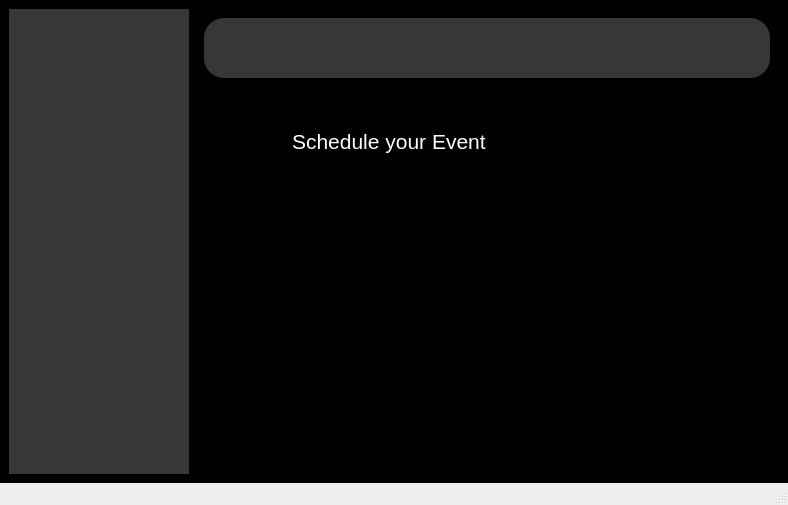
First picture: the form in helpcenter.ui, repository Prabin-63/EMS, before the edit.
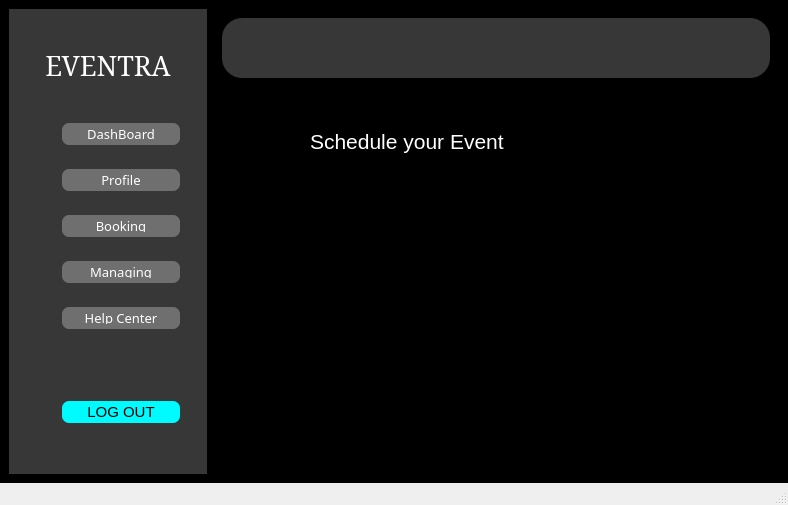
Second picture: the form after the edit. Icons and pictures are not drawn.

```diff
--- a/helpcenter.ui
+++ b/helpcenter.ui
@@ -38,6 +38,581 @@
          <string notr="true">background-color:rgb(55,55,55);
 </string>
         </property>
+        <layout class="QVBoxLayout" name="verticalLayout_6">
+         <item>
+          <widget class="QWidget" name="LeftSidebar" native="true">
+           <property name="sizePolicy">
+            <sizepolicy hsizetype="Fixed" vsizetype="Preferred">
+             <horstretch>0</horstretch>
+             <verstretch>0</verstretch>
+            </sizepolicy>
+           </property>
+           <property name="minimumSize">
+            <size>
+             <width>180</width>
+             <height>0</height>
+            </size>
+           </property>
+           <property name="styleSheet">
+            <string notr="true">QWidget{
+	background-color: rgb(55, 55, 55);
+}</string>
+           </property>
+           <layout class="QVBoxLayout" name="verticalLayout_7">
+            <item>
+             <layout class="QVBoxLayout" name="verticalLayout_8">
+              <item>
+               <widget class="QLabel" name="label_8">
+                <property name="font">
+                 <font>
+                  <family>SimSun</family>
+                  <pointsize>20</pointsize>
+                 </font>
+                </property>
+                <property name="styleSheet">
+                 <string notr="true">QLabel{
+padding-top:20px;
+color:white;
+}</string>
+                </property>
+                <property name="text">
+                 <string>EVENTRA</string>
+                </property>
+                <property name="alignment">
+                 <set>Qt::AlignmentFlag::AlignCenter</set>
+                </property>
+               </widget>
+              </item>
+             </layout>
+            </item>
+            <item>
+             <spacer name="verticalSpacer">
+              <property name="orientation">
+               <enum>Qt::Orientation::Vertical</enum>
+              </property>
+              <property name="sizeHint" stdset="0">
+               <size>
+                <width>20</width>
+                <height>40</height>
+               </size>
+              </property>
+             </spacer>
+            </item>
+            <item>
+             <widget class="QWidget" name="widget_9" native="true">
+              <property name="sizePolicy">
+               <sizepolicy hsizetype="Preferred" vsizetype="Fixed">
+                <horstretch>0</horstretch>
+                <verstretch>0</verstretch>
+               </sizepolicy>
+              </property>
+              <property name="minimumSize">
+               <size>
+                <width>0</width>
+                <height>40</height>
+               </size>
+              </property>
+              <layout class="QHBoxLayout" name="horizontalLayout_11">
+               <item>
+                <layout class="QHBoxLayout" name="horizontalLayout_12">
+                 <item>
+                  <widget class="QLabel" name="label_9">
+                   <property name="sizePolicy">
+                    <sizepolicy hsizetype="Fixed" vsizetype="Fixed">
+                     <horstretch>0</horstretch>
+                     <verstretch>0</verstretch>
+                    </sizepolicy>
+                   </property>
+                   <property name="minimumSize">
+                    <size>
+                     <width>20</width>
+                     <height>20</height>
+                    </size>
+                   </property>
+                   <property name="maximumSize">
+                    <size>
+                     <width>20</width>
+                     <height>20</height>
+                    </size>
+                   </property>
+                   <property name="text">
+                    <string/>
+                   </property>
+                   <property name="pixmap">
+                    <pixmap resource="resources.qrc">:/resources/icons8-dashboard-50.png</pixmap>
+                   </property>
+                   <property name="scaledContents">
+                    <bool>true</bool>
+                   </property>
+                  </widget>
+                 </item>
+                 <item>
+                  <widget class="QPushButton" name="dashboard_2">
+                   <property name="font">
+                    <font>
+                     <family>Segoe Fluent Icons</family>
+                     <pointsize>10</pointsize>
+                    </font>
+                   </property>
+                   <property name="styleSheet">
+                    <string notr="true">QPushButton{
+color:white;
+	background-color: rgb(111, 111, 111);
+padding:5px;
+border:none;
+border-radius:7px;
+}
+QPushButton:hover{
+	background-color: rgb(188, 0, 188);
+}</string>
+                   </property>
+                   <property name="text">
+                    <string>DashBoard</string>
+                   </property>
+                  </widget>
+                 </item>
+                </layout>
+               </item>
+              </layout>
+             </widget>
+            </item>
+            <item>
+             <widget class="QWidget" name="widget_10" native="true">
+              <property name="sizePolicy">
+               <sizepolicy hsizetype="Preferred" vsizetype="Fixed">
+                <horstretch>0</horstretch>
+                <verstretch>0</verstretch>
+               </sizepolicy>
+              </property>
+              <property name="minimumSize">
+               <size>
+                <width>0</width>
+                <height>40</height>
+               </size>
+              </property>
+              <layout class="QHBoxLayout" name="horizontalLayout_13">
+               <item>
+                <layout class="QHBoxLayout" name="horizontalLayout_14">
+                 <item>
+                  <widget class="QLabel" name="label_10">
+                   <property name="sizePolicy">
+                    <sizepolicy hsizetype="Fixed" vsizetype="Fixed">
+                     <horstretch>0</horstretch>
+                     <verstretch>0</verstretch>
+                    </sizepolicy>
+                   </property>
+                   <property name="minimumSize">
+                    <size>
+                     <width>20</width>
+                     <height>20</height>
+                    </size>
+                   </property>
+                   <property name="maximumSize">
+                    <size>
+                     <width>20</width>
+                     <height>20</height>
+                    </size>
+                   </property>
+                   <property name="text">
+                    <string/>
+                   </property>
+                   <property name="pixmap">
+                    <pixmap resource="resources.qrc">:/resources/icons8-profile-48.png</pixmap>
+                   </property>
+                   <property name="scaledContents">
+                    <bool>true</bool>
+                   </property>
+                  </widget>
+                 </item>
+                 <item>
+                  <widget class="QPushButton" name="Profile_2">
+                   <property name="font">
+                    <font>
+                     <family>Segoe Fluent Icons</family>
+                     <pointsize>10</pointsize>
+                    </font>
+                   </property>
+                   <property name="styleSheet">
+                    <string notr="true">QPushButton{
+color:white;
+	background-color: rgb(111, 111, 111);
+padding:5px;
+border:none;
+border-radius:7px;
+}
+QPushButton:hover{
+	background-color: rgb(188, 0, 188);
+}</string>
+                   </property>
+                   <property name="text">
+                    <string>Profile</string>
+                   </property>
+                  </widget>
+                 </item>
+                </layout>
+               </item>
+              </layout>
+             </widget>
+            </item>
+            <item>
+             <widget class="QWidget" name="widget_11" native="true">
+              <property name="sizePolicy">
+               <sizepolicy hsizetype="Preferred" vsizetype="Fixed">
+                <horstretch>0</horstretch>
+                <verstretch>0</verstretch>
+               </sizepolicy>
+              </property>
+              <property name="minimumSize">
+               <size>
+                <width>0</width>
+                <height>40</height>
+               </size>
+              </property>
+              <layout class="QHBoxLayout" name="horizontalLayout_15">
+               <item>
+                <layout class="QHBoxLayout" name="horizontalLayout_16">
+                 <item>
+                  <widget class="QLabel" name="label_11">
+                   <property name="sizePolicy">
+                    <sizepolicy hsizetype="Fixed" vsizetype="Fixed">
+                     <horstretch>0</horstretch>
+                     <verstretch>0</verstretch>
+                    </sizepolicy>
+                   </property>
+                   <property name="minimumSize">
+                    <size>
+                     <width>20</width>
+                     <height>20</height>
+                    </size>
+                   </property>
+                   <property name="maximumSize">
+                    <size>
+                     <width>20</width>
+                     <height>20</height>
+                    </size>
+                   </property>
+                   <property name="text">
+                    <string/>
+                   </property>
+                   <property name="pixmap">
+                    <pixmap resource="resources.qrc">:/resources/icons8-booking-48.png</pixmap>
+                   </property>
+                   <property name="scaledContents">
+                    <bool>true</bool>
+                   </property>
+                  </widget>
+                 </item>
+                 <item>
+                  <widget class="QPushButton" name="Booking">
+                   <property name="font">
+                    <font>
+                     <family>Segoe Fluent Icons</family>
+                     <pointsize>10</pointsize>
+                    </font>
+                   </property>
+                   <property name="styleSheet">
+                    <string notr="true">QPushButton{
+color:white;
+	background-color: rgb(111, 111, 111);
+padding:5px;
+border:none;
+border-radius:7px;
+}
+QPushButton:hover{
+	background-color: rgb(188, 0, 188);
+}</string>
+                   </property>
+                   <property name="text">
+                    <string>Booking</string>
+                   </property>
+                  </widget>
+                 </item>
+                </layout>
+               </item>
+              </layout>
+             </widget>
+            </item>
+            <item>
+             <widget class="QWidget" name="widget_12" native="true">
+              <property name="sizePolicy">
+               <sizepolicy hsizetype="Preferred" vsizetype="Fixed">
+                <horstretch>0</horstretch>
+                <verstretch>0</verstretch>
+               </sizepolicy>
+              </property>
+              <property name="minimumSize">
+               <size>
+                <width>0</width>
+                <height>40</height>
+               </size>
+              </property>
+              <layout class="QHBoxLayout" name="horizontalLayout_17">
+               <item>
+                <layout class="QHBoxLayout" name="horizontalLayout_18">
+                 <item>
+                  <widget class="QLabel" name="label_12">
+                   <property name="sizePolicy">
+                    <sizepolicy hsizetype="Fixed" vsizetype="Fixed">
+                     <horstretch>0</horstretch>
+                     <verstretch>0</verstretch>
+                    </sizepolicy>
+                   </property>
+                   <property name="minimumSize">
+                    <size>
+                     <width>20</width>
+                     <height>20</height>
+                    </size>
+                   </property>
+                   <property name="maximumSize">
+                    <size>
+                     <width>20</width>
+                     <height>20</height>
+                    </size>
+                   </property>
+                   <property name="text">
+                    <string/>
+                   </property>
+                   <property name="pixmap">
+                    <pixmap resource="resources.qrc">:/resources/icons8-hierarchy-48.png</pixmap>
+                   </property>
+                   <property name="scaledContents">
+                    <bool>true</bool>
+                   </property>
+                  </widget>
+                 </item>
+                 <item>
+                  <widget class="QPushButton" name="Managing">
+                   <property name="font">
+                    <font>
+                     <family>Segoe Fluent Icons</family>
+                     <pointsize>10</pointsize>
+                    </font>
+                   </property>
+                   <property name="styleSheet">
+                    <string notr="true">QPushButton{
+color:white;
+	background-color: rgb(111, 111, 111);
+padding:5px;
+border:none;
+border-radius:7px;
+}
+QPushButton:hover{
+	background-color: rgb(188, 0, 188);
+}</string>
+                   </property>
+                   <property name="text">
+                    <string>Managing</string>
+                   </property>
+                  </widget>
+                 </item>
+                </layout>
+               </item>
+              </layout>
+             </widget>
+            </item>
+            <item>
+             <widget class="QWidget" name="widget_13" native="true">
+              <property name="sizePolicy">
+               <sizepolicy hsizetype="Preferred" vsizetype="Fixed">
+                <horstretch>0</horstretch>
+                <verstretch>0</verstretch>
+               </sizepolicy>
+              </property>
+              <property name="minimumSize">
+               <size>
+                <width>0</width>
+                <height>40</height>
+               </size>
+              </property>
+              <layout class="QHBoxLayout" name="horizontalLayout_19">
+               <item>
+                <layout class="QHBoxLayout" name="horizontalLayout_20">
+                 <item>
+                  <widget class="QLabel" name="label_13">
+                   <property name="sizePolicy">
+                    <sizepolicy hsizetype="Fixed" vsizetype="Fixed">
+                     <horstretch>0</horstretch>
+                     <verstretch>0</verstretch>
+                    </sizepolicy>
+                   </property>
+                   <property name="minimumSize">
+                    <size>
+                     <width>20</width>
+                     <height>20</height>
+                    </size>
+                   </property>
+                   <property name="maximumSize">
+                    <size>
+                     <width>20</width>
+                     <height>20</height>
+                    </size>
+                   </property>
+                   <property name="text">
+                    <string/>
+                   </property>
+                   <property name="pixmap">
+                    <pixmap resource="resources.qrc">:/resources/icons8-help-center-48.png</pixmap>
+                   </property>
+                   <property name="scaledContents">
+                    <bool>true</bool>
+                   </property>
+                  </widget>
+                 </item>
+                 <item>
+                  <widget class="QPushButton" name="Help_Center">
+                   <property name="font">
+                    <font>
+                     <family>Segoe Fluent Icons</family>
+                     <pointsize>10</pointsize>
+                    </font>
+                   </property>
+                   <property name="styleSheet">
+                    <string notr="true">QPushButton{
+color:white;
+	background-color: rgb(111, 111, 111);
+padding:5px;
+border:none;
+border-radius:7px;
+}
+QPushButton:hover{
+	background-color: rgb(188, 0, 188);
+}</string>
+                   </property>
+                   <property name="text">
+                    <string>Help Center</string>
+                   </property>
+                  </widget>
+                 </item>
+                </layout>
+               </item>
+              </layout>
+             </widget>
+            </item>
+            <item>
+             <spacer name="verticalSpacer_2">
+              <property name="orientation">
+               <enum>Qt::Orientation::Vertical</enum>
+              </property>
+              <property name="sizeHint" stdset="0">
+               <size>
+                <width>20</width>
+                <height>40</height>
+               </size>
+              </property>
+             </spacer>
+            </item>
+            <item>
+             <spacer name="verticalSpacer_4">
+              <property name="orientation">
+               <enum>Qt::Orientation::Vertical</enum>
+              </property>
+              <property name="sizeHint" stdset="0">
+               <size>
+                <width>20</width>
+                <height>40</height>
+               </size>
+              </property>
+             </spacer>
+            </item>
+            <item>
+             <widget class="QWidget" name="widget_14" native="true">
+              <property name="sizePolicy">
+               <sizepolicy hsizetype="Preferred" vsizetype="Fixed">
+                <horstretch>0</horstretch>
+                <verstretch>0</verstretch>
+               </sizepolicy>
+              </property>
+              <property name="minimumSize">
+               <size>
+                <width>0</width>
+                <height>40</height>
+               </size>
+              </property>
+              <layout class="QHBoxLayout" name="horizontalLayout_21">
+               <item>
+                <layout class="QHBoxLayout" name="horizontalLayout_22">
+                 <item>
+                  <widget class="QLabel" name="label_14">
+                   <property name="sizePolicy">
+                    <sizepolicy hsizetype="Fixed" vsizetype="Fixed">
+                     <horstretch>0</horstretch>
+                     <verstretch>0</verstretch>
+                    </sizepolicy>
+                   </property>
+                   <property name="minimumSize">
+                    <size>
+                     <width>20</width>
+                     <height>20</height>
+                    </size>
+                   </property>
+                   <property name="maximumSize">
+                    <size>
+                     <width>20</width>
+                     <height>20</height>
+                    </size>
+                   </property>
+                   <property name="text">
+                    <string/>
+                   </property>
+                   <property name="pixmap">
+                    <pixmap resource="resources.qrc">:/resources/icons8-log-out-48.png</pixmap>
+                   </property>
+                   <property name="scaledContents">
+                    <bool>true</bool>
+                   </property>
+                  </widget>
+                 </item>
+                 <item>
+                  <widget class="QPushButton" name="pushButton_6">
+                   <property name="font">
+                    <font>
+                     <pointsize>11</pointsize>
+                    </font>
+                   </property>
+                   <property name="styleSheet">
+                    <string notr="true">QPushButton{
+color:black;
+	
+	background-color: rgb(0, 251, 255);
+padding:5px;
+border:none;
+border-radius:7px;
+}
+QPushButton:hover{
+	background-color: rgb(188, 0, 188);
+color:white;
+}</string>
+                   </property>
+                   <property name="text">
+                    <string>LOG OUT</string>
+                   </property>
+                  </widget>
+                 </item>
+                </layout>
+               </item>
+              </layout>
+             </widget>
+            </item>
+            <item>
+             <spacer name="verticalSpacer_3">
+              <property name="orientation">
+               <enum>Qt::Orientation::Vertical</enum>
+              </property>
+              <property name="sizeHint" stdset="0">
+               <size>
+                <width>20</width>
+                <height>40</height>
+               </size>
+              </property>
+             </spacer>
+            </item>
+           </layout>
+          </widget>
+         </item>
+         <item>
+          <layout class="QVBoxLayout" name="verticalLayout_5"/>
+         </item>
+        </layout>
        </widget>
       </item>
       <item>
```
